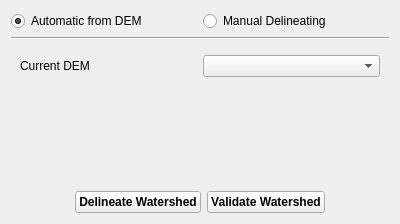
Above: src/ui/reosdelineatingwatershedwidget.ui from vcloarec/ReosProject before the change. Below: the same form after it.
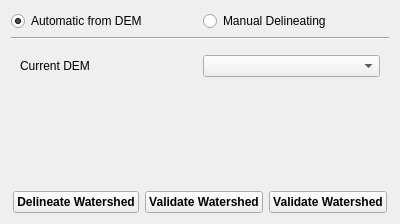
That is the form after the change. Custom widgets are drawn as their Qt base class.

Commit message: manual delineating

```diff
--- a/src/ui/reosdelineatingwatershedwidget.ui
+++ b/src/ui/reosdelineatingwatershedwidget.ui
@@ -100,7 +100,20 @@
       </widget>
      </item>
      <item>
-      <widget class="QPushButton" name="pushButtonValidate">
+      <widget class="QPushButton" name="mPushButtonValidateAutomatic">
+       <property name="font">
+        <font>
+         <weight>75</weight>
+         <bold>true</bold>
+        </font>
+       </property>
+       <property name="text">
+        <string>Validate Watershed</string>
+       </property>
+      </widget>
+     </item>
+     <item>
+      <widget class="QPushButton" name="mPushButtonValidateManual">
        <property name="font">
         <font>
          <weight>75</weight>
```
The commit also changes 14 other files.
